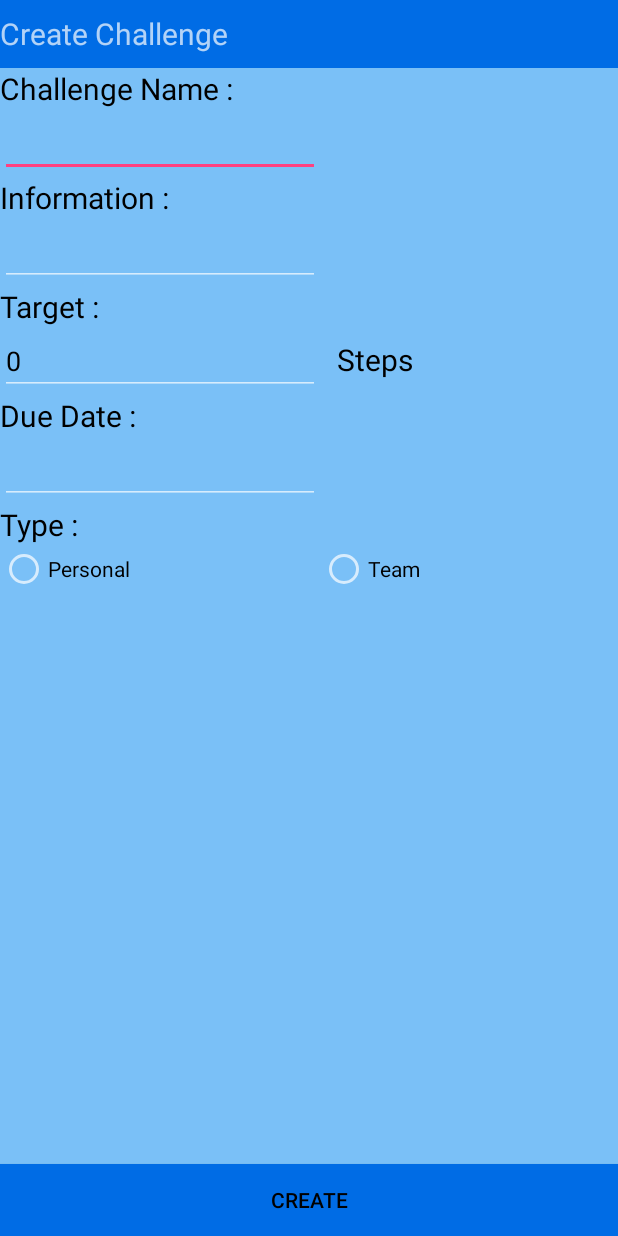
After one commit to healthy-u/healthyu, an Android app: the CreateChal_sponsor screen opened directly, with no data from a screen before it, on a phone screen of 412 x 824 dp. The commit adds this screen. Run offline under Robolectric (Android 15) with nearby library versions, the phone set to English and light mode, and no system bars.

Commit message:
add   Main_sponsor  page

```diff
--- a/app/build.gradle
+++ b/app/build.gradle
@@ -31,4 +31,5 @@ dependencies {
     compile 'com.google.android.gms:play-services-maps:9.6.0'
     compile 'com.google.android.gms:play-services-appindexing:9.6.0'
     compile 'com.android.support:design:25.3.1'
+    compile 'com.android.support.constraint:constraint-layout:1.0.2'
 }
--- a/app/src/main/AndroidManifest.xml
+++ b/app/src/main/AndroidManifest.xml
@@ -61,7 +61,11 @@
 
         <activity android:name=".StatsActivity" />
         <activity android:name=".ChallengeActivity" />
-        <activity android:name=".ViewRuns"></activity>
+        <activity android:name=".ViewRuns" />
+        <activity android:name=".Main_sponsor" />
+        <activity android:name=".Create_Challeng" />
+        <activity android:name=".CreateChal_sponsor" />
+        <activity android:name=".ChalList_s"></activity>
     </application>
 
 </manifest>
--- /dev/null
+++ b/app/src/main/java/com/example/dustin/cs495helloworld/CreateChal_sponsor.java
@@ -0,0 +1,13 @@
+package com.example.dustin.cs495helloworld;
+
+import android.support.v7.app.AppCompatActivity;
+import android.os.Bundle;
+
+public class CreateChal_sponsor extends AppCompatActivity {
+
+    @Override
+    protected void onCreate(Bundle savedInstanceState) {
+        super.onCreate(savedInstanceState);
+        setContentView(R.layout.activity_create_chal_sponsor);
+    }
+}
--- a/app/src/main/java/com/example/dustin/cs495helloworld/MapsActivity.java
+++ b/app/src/main/java/com/example/dustin/cs495helloworld/MapsActivity.java
@@ -148,8 +148,8 @@ public class MapsActivity extends FragmentActivity implements OnMapReadyCallback
             @Override
             public void onClick(View v) {
                 Toast.makeText(v.getContext(),"Run view", Toast.LENGTH_SHORT).show();
-                Intent nextScreen = new Intent(v.getContext(), ViewRuns.class);
-                startActivityForResult(nextScreen, 0);
+                Intent n = new Intent(v.getContext(), ViewRuns.class);
+                startActivityForResult(n, 0);
             }
         });
 
--- a/app/src/main/java/com/example/dustin/cs495helloworld/Tables.java
+++ b/app/src/main/java/com/example/dustin/cs495helloworld/Tables.java
@@ -127,4 +127,5 @@ public final class Tables{
             }
         }
     }
+
 }
--- /dev/null
+++ b/app/src/main/res/layout/activity_create_chal_sponsor.xml
@@ -0,0 +1,183 @@
+<?xml version="1.0" encoding="utf-8"?>
+<android.support.constraint.ConstraintLayout xmlns:android="http://schemas.android.com/apk/res/android"
+    xmlns:app="http://schemas.android.com/apk/res-auto"
+    xmlns:tools="http://schemas.android.com/tools"
+    android:layout_width="match_parent"
+    android:layout_height="match_parent"
+    tools:context="com.example.dustin.cs495helloworld.CreateChal_sponsor">
+
+    <RelativeLayout
+        android:layout_width="fill_parent"
+        android:layout_height="fill_parent"
+        android:background="@color/background_blue"
+        tools:layout_editor_absoluteX="0dp"
+        tools:layout_editor_absoluteY="0dp">
+
+    <TextView
+        android:id="@+id/textView7"
+        android:layout_width="wrap_content"
+        android:layout_height="45dp"
+        android:layout_alignParentEnd="true"
+        android:layout_alignParentLeft="true"
+        android:layout_alignParentRight="true"
+        android:layout_alignParentStart="true"
+        android:background="@color/btn_blue"
+        android:gravity="center_vertical"
+        android:text="Create Challenge"
+        android:textSize="20dp" />
+
+    <TextView
+        android:id="@+id/textName"
+        android:layout_width="wrap_content"
+        android:layout_height="wrap_content"
+        android:textColor="@color/black"
+        android:text="Challenge Name :"
+        android:textSize="20dp"
+        android:layout_below="@+id/textView7"
+        android:layout_alignParentLeft="true"
+        android:layout_alignParentStart="true" />
+
+    <EditText
+        android:id="@+id/editText"
+        android:layout_width="wrap_content"
+        android:layout_height="wrap_content"
+        android:layout_alignParentLeft="true"
+        android:textColor="@color/black"
+        android:layout_alignParentStart="true"
+        android:layout_below="@+id/textName"
+        android:ems="10"
+        android:inputType="textPersonName"
+        android:text="" />
+
+    <TextView
+        android:id="@+id/textinfo"
+        android:layout_width="wrap_content"
+        android:layout_height="wrap_content"
+        android:layout_alignParentLeft="true"
+        android:textColor="@color/black"
+        android:layout_alignParentStart="true"
+
+        android:layout_below="@+id/editText"
+        android:text="Information :"
+        android:textSize="20dp" />
+    <EditText
+        android:id="@+id/editText7"
+        android:layout_width="wrap_content"
+        android:layout_height="wrap_content"
+        android:textColor="@color/black"
+        android:ems="10"
+        android:inputType="textMultiLine"
+        android:layout_below="@+id/textinfo"
+        android:layout_alignParentLeft="true"
+        android:layout_alignParentStart="true" />
+
+
+    <TextView
+        android:id="@+id/textView25"
+        android:layout_width="wrap_content"
+        android:textColor="@color/black"
+        android:layout_height="wrap_content"
+        android:text="Target :"
+        android:textSize="20dp"
+        android:layout_below="@+id/editText7"
+        android:layout_alignParentLeft="true"
+        android:layout_alignParentStart="true" />
+
+    <EditText
+        android:id="@+id/editText2"
+        android:layout_width="wrap_content"
+        android:layout_height="wrap_content"
+        android:layout_alignParentLeft="true"
+        android:textColor="@color/black"
+        android:layout_alignParentStart="true"
+        android:layout_below="@+id/textView25"
+        android:ems="10"
+        android:inputType="number"
+        android:text="0"/>
+
+
+    <TextView
+        android:id="@+id/textView27"
+        android:layout_width="wrap_content"
+        android:layout_height="wrap_content"
+        android:layout_alignBaseline="@+id/editText2"
+        android:layout_alignBottom="@+id/editText2"
+        android:textColor="@color/black"
+        android:layout_marginLeft="11dp"
+        android:layout_marginStart="11dp"
+        android:layout_toEndOf="@+id/editText2"
+        android:layout_toRightOf="@+id/editText2"
+        android:text="Steps"
+        android:textSize="20dp" />
+
+    <TextView
+        android:id="@+id/textView28"
+        android:textColor="@color/black"
+        android:layout_width="wrap_content"
+        android:layout_height="wrap_content"
+        android:layout_alignParentLeft="true"
+        android:layout_alignParentStart="true"
+        android:layout_below="@+id/editText2"
+        android:text="Due Date :"
+        android:textSize="20dp" />
+
+    <TextView
+        android:id="@+id/textView30"
+        android:layout_width="wrap_content"
+        android:layout_height="wrap_content"
+        android:textColor="@color/black"
+        android:layout_alignParentLeft="true"
+        android:layout_alignParentStart="true"
+        android:layout_below="@+id/editText6"
+        android:text="Type :"
+        android:textSize="20dp" />
+
+    <RadioButton
+        android:id="@+id/radioButton"
+        android:layout_width="wrap_content"
+        android:layout_height="wrap_content"
+        android:textColor="@color/black"
+        android:text="Personal"
+        android:layout_below="@+id/textView30"
+        android:layout_alignParentLeft="true"
+        android:layout_alignParentStart="true" />
+
+    <RadioButton
+        android:id="@+id/radioButton2"
+        android:layout_width="wrap_content"
+        android:layout_height="wrap_content"
+        android:layout_alignBaseline="@+id/radioButton"
+        android:textColor="@color/black"
+        android:layout_alignBottom="@+id/radioButton"
+        android:layout_toEndOf="@+id/editText6"
+        android:layout_toRightOf="@+id/editText6"
+        android:text="Team" />
+
+    <EditText
+        android:id="@+id/editText6"
+        android:layout_width="wrap_content"
+        android:layout_height="wrap_content"
+        android:layout_alignParentLeft="true"
+        android:textColor="@color/black"
+        android:layout_alignParentStart="true"
+        android:layout_below="@+id/textView28"
+        android:ems="10"
+        android:inputType="date" />
+
+        <Button
+            android:id="@+id/button5"
+            android:layout_width="wrap_content"
+            android:layout_height="wrap_content"
+            android:text="Create"
+            android:background="@color/btn_blue"
+            android:textColor="@color/black"
+            android:layout_alignParentBottom="true"
+            android:layout_alignParentRight="true"
+            android:layout_alignParentEnd="true"
+            android:layout_alignParentLeft="true"
+            android:layout_alignParentStart="true" />
+
+
+    </RelativeLayout>
+
+</android.support.constraint.ConstraintLayout>
```
Also changed, not shown: app/src/main/java/com/example/dustin/cs495helloworld/ChalList_s.java (added, +13 -0 lines), app/src/main/java/com/example/dustin/cs495helloworld/MainActivity.java (+10 -0 lines), app/src/main/java/com/example/dustin/cs495helloworld/Main_sponsor.java (added, +36 -0 lines), app/src/main/res/layout/activity_main_sponsor.xml (added, +95 -0 lines), app/src/main/res/layout/activity_view_runs.xml (+5 -3 lines), app/src/main/res/layout/personal.xml (+7 -12 lines).
